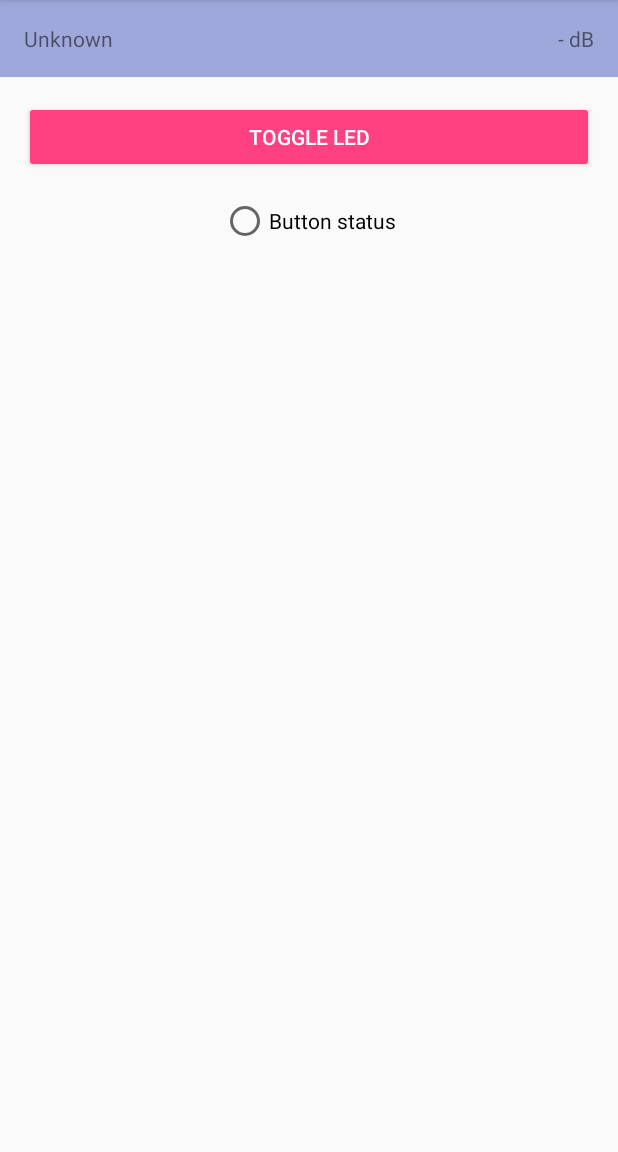
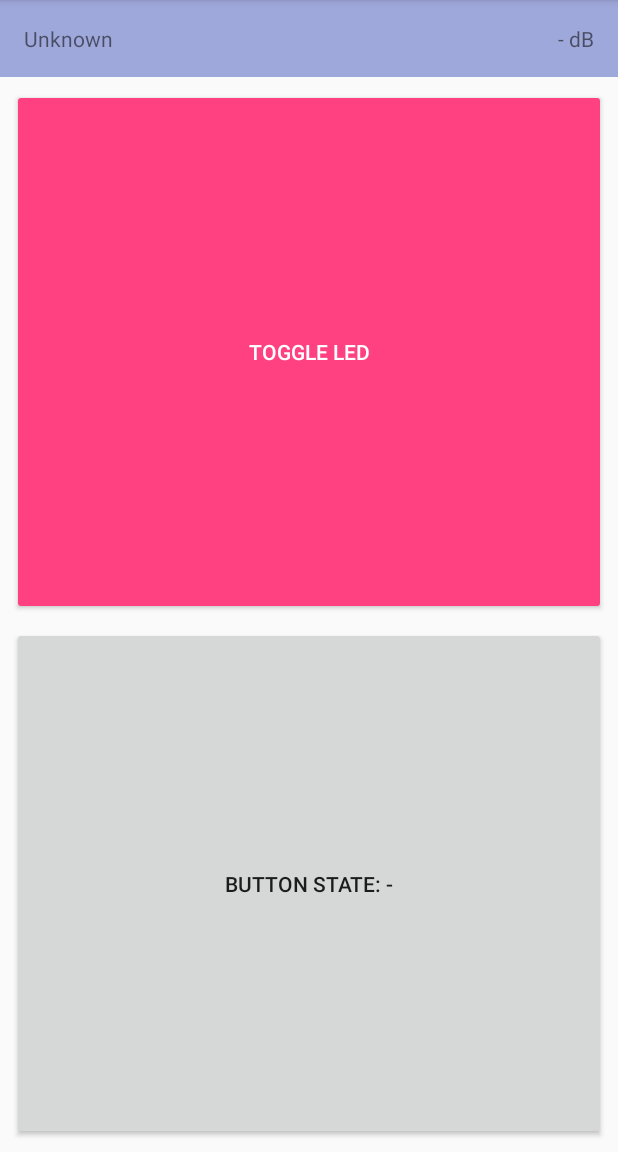
Before and after one commit to konradhalas/lf-cockpit, an Android app: the DeviceActivity screen opened directly, with no data from a screen before it, on a phone screen of 412 x 824 dp, the part 84-1236 px from its top. Run offline under Robolectric (Android 15) with nearby library versions, the phone set to English and light mode, and no system bars; our stand-ins replace Dagger/Hilt's generated code; libraries missing offline, so code that uses them is left out: com.polidea.rxandroidble, rx.android.schedulers, rx.subscriptions; 10 statements that could not run were skipped.

```diff
--- a/app/src/main/AndroidManifest.xml
+++ b/app/src/main/AndroidManifest.xml
@@ -3,6 +3,7 @@
     package="pl.konradhalas.lfcockpit">
 
     <application
+        android:name=".App"
         android:allowBackup="true"
         android:icon="@mipmap/ic_launcher"
         android:label="@string/app_name"
--- /dev/null
+++ b/app/src/main/java/pl/konradhalas/lfcockpit/App.kt
@@ -0,0 +1,21 @@
+package pl.konradhalas.lfcockpit
+
+import android.app.Application
+import android.content.Context
+import pl.konradhalas.lfcockpit.di.AppComponent
+import pl.konradhalas.lfcockpit.di.AppModule
+import pl.konradhalas.lfcockpit.di.DaggerAppComponent
+
+class App : Application() {
+
+    val component: AppComponent by lazy {
+        DaggerAppComponent
+                .builder()
+                .appModule(AppModule(this))
+                .build()
+    }
+
+    companion object {
+        fun getComponent(ctx: Context): AppComponent = (ctx.applicationContext as App).component
+    }
+}
--- /dev/null
+++ b/app/src/main/java/pl/konradhalas/lfcockpit/BaseActivity.kt
@@ -0,0 +1,21 @@
+package pl.konradhalas.lfcockpit
+
+import android.os.Bundle
+import android.support.v7.app.AppCompatActivity
+import pl.konradhalas.lfcockpit.di.PresenterComponent
+
+abstract class BaseActivity : AppCompatActivity() {
+    private var component: PresenterComponent? = null
+
+    override fun onCreate(savedInstanceState: Bundle?) {
+        super.onCreate(savedInstanceState)
+        setComponent()
+    }
+
+    fun setComponent() {
+        component = App.getComponent(this).plus()
+        performInjection(component!!)
+    }
+
+    protected abstract fun performInjection(component: PresenterComponent)
+}
--- a/app/src/main/java/pl/konradhalas/lfcockpit/DeviceActivity.kt
+++ b/app/src/main/java/pl/konradhalas/lfcockpit/DeviceActivity.kt
@@ -4,30 +4,36 @@ import android.content.Context
 import android.content.Intent
 import android.os.Bundle
 import android.support.design.widget.Snackbar
-import android.support.v7.app.AppCompatActivity
 import android.view.Menu
 import android.widget.Button
 import android.widget.LinearLayout
-import android.widget.RadioButton
 import android.widget.TextView
+import pl.konradhalas.lfcockpit.di.PresenterComponent
 import pl.konradhalas.lfcockpit.presenters.DevicePresenter
 import pl.konradhalas.lfcockpit.presenters.DeviceViewModel
+import javax.inject.Inject
 
 
-class DeviceActivity : AppCompatActivity(), DevicePresenter.UI {
+class DeviceActivity : BaseActivity(), DevicePresenter.UI {
+
     private val contentView by lazy { findViewById(R.id.content) as LinearLayout }
     private val signalView by lazy { findViewById(R.id.signal) as TextView }
     private val stateView by lazy { findViewById(R.id.state) as TextView }
     private val toggleButton by lazy { findViewById(R.id.toggle_button) as Button }
-    private val buttonStatus by lazy { findViewById(R.id.button_status) as RadioButton }
+    private val buttonStatus by lazy { findViewById(R.id.button_status) as Button }
 
-    lateinit private var presenter: DevicePresenter
+    @Inject
+    lateinit var presenter: DevicePresenter
+
+    override fun performInjection(component: PresenterComponent) {
+        component.inject(this)
+    }
 
     override fun onCreate(savedInstanceState: Bundle?) {
         super.onCreate(savedInstanceState)
+        presenter.setup(this)
         setContentView(R.layout.activity_device)
         title = getDevice().name
-        presenter = DevicePresenter(this, this)
         toggleButton.setOnClickListener { presenter.toggleLed() }
     }
 
@@ -43,7 +49,7 @@ class DeviceActivity : AppCompatActivity(), DevicePresenter.UI {
     }
 
     override fun showData(data: String) {
-        buttonStatus.isChecked = !buttonStatus.isChecked
+        buttonStatus.text = "Button state: $data"
     }
 
     override fun showError(error: String) {
--- /dev/null
+++ b/app/src/main/java/pl/konradhalas/lfcockpit/di/AppComponent.kt
@@ -0,0 +1,10 @@
+package pl.konradhalas.lfcockpit.di
+
+import dagger.Component
+
+
+@Component(modules = arrayOf(AppModule::class))
+@AppScoped
+interface AppComponent {
+    fun plus(): PresenterComponent
+}
--- /dev/null
+++ b/app/src/main/java/pl/konradhalas/lfcockpit/di/AppModule.kt
@@ -0,0 +1,18 @@
+package pl.konradhalas.lfcockpit.di
+
+import android.content.Context
+import com.polidea.rxandroidble.RxBleClient
+import dagger.Module
+import dagger.Provides
+
+@Module
+class AppModule(val context: Context) {
+
+    @Provides
+    @AppScoped
+    fun provideRxBleClient(): RxBleClient = RxBleClient.create(context)
+
+    @Provides
+    @AppScoped
+    fun provideContext(): Context = context
+}
--- /dev/null
+++ b/app/src/main/java/pl/konradhalas/lfcockpit/di/PresenterComponent.kt
@@ -0,0 +1,13 @@
+package pl.konradhalas.lfcockpit.di
+
+import dagger.Subcomponent
+import pl.konradhalas.lfcockpit.DeviceActivity
+import pl.konradhalas.lfcockpit.ScanActivity
+
+
+@Subcomponent
+@PresenterScoped
+interface PresenterComponent {
+    fun inject(scanActivity: ScanActivity)
+    fun inject(deviceActivity: DeviceActivity)
+}
--- /dev/null
+++ b/app/src/main/java/pl/konradhalas/lfcockpit/presenters/BasePresenter.kt
@@ -0,0 +1,9 @@
+package pl.konradhalas.lfcockpit.presenters
+
+open class BasePresenter<UI> {
+    protected var ui: UI? = null
+
+    fun setup(uiToAttach: UI) {
+        ui = uiToAttach
+    }
+}
--- a/app/src/main/java/pl/konradhalas/lfcockpit/presenters/DevicePresenter.kt
+++ b/app/src/main/java/pl/konradhalas/lfcockpit/presenters/DevicePresenter.kt
@@ -5,24 +5,27 @@ import android.util.Log
 import com.polidea.rxandroidble.RxBleClient
 import com.polidea.rxandroidble.RxBleConnection
 import com.polidea.rxandroidble.utils.ConnectionSharingAdapter
+import pl.konradhalas.lfcockpit.di.PresenterScoped
 import rx.Observable
 import rx.android.schedulers.AndroidSchedulers
 import rx.subscriptions.CompositeSubscription
 import java.util.*
 import java.util.concurrent.TimeUnit
+import javax.inject.Inject
 
 
-class DevicePresenter(val context: Context, val ui: UI) {
+@PresenterScoped
+class DevicePresenter @Inject constructor(
+        private val context: Context,
+        private val rxBleClient: RxBleClient) : BasePresenter<DevicePresenter.UI>() {
+
     private var compositeSubscription = CompositeSubscription()
     private var connectionObservable: Observable<RxBleConnection>? = null
-    private var rxBleClient: RxBleClient? = null
 
     fun connect() {
         showUnknownState()
-        if (rxBleClient == null) {
-            rxBleClient = RxBleClient.create(context)
-        }
-        val bleDevice = rxBleClient!!.getBleDevice(ui.getDeviceMac())
+        ui?.let { ui ->
+            val bleDevice = rxBleClient.getBleDevice(ui.getDeviceMac())
             connectionObservable = bleDevice
                     .establishConnection(context, false)
                     .compose(ConnectionSharingAdapter())
@@ -60,12 +63,13 @@ class DevicePresenter(val context: Context, val ui: UI) {
                     )
             compositeSubscription.add(connectionStateSubscription)
         }
+    }
 
 
     fun toggleLed() {
         if (connectionObservable != null) {
             connectionObservable!!
-                    .flatMap { it.writeCharacteristic(RX_TX_UUID, "TOOGLE".toByteArray()) }
+                    .flatMap { it.writeCharacteristic(RX_TX_UUID, "T".toByteArray()) }
                     .take(1)
                     .observeOn(AndroidSchedulers.mainThread())
                     .subscribe(
@@ -82,13 +86,15 @@ class DevicePresenter(val context: Context, val ui: UI) {
     }
 
     private fun showUnknownState() {
-        ui.showConnectionStatus("Unknown")
-        ui.showSignalStrength(null)
+        ui?.let {
+            it.showConnectionStatus("Unknown")
+            it.showSignalStrength(null)
+        }
     }
 
     private fun onError(throwable: Throwable) {
         Log.e("DevicePresenter", "error", throwable)
-        ui.showError(throwable.toString())
+        ui?.showError(throwable.toString())
     }
 
     interface UI {
--- a/app/src/main/res/layout/activity_device.xml
+++ b/app/src/main/res/layout/activity_device.xml
@@ -16,7 +16,7 @@
 
         <TextView
             android:id="@+id/state"
-            android:layout_width="match_parent"
+            android:layout_width="0dp"
             android:layout_height="wrap_content"
             android:layout_weight="1"
             tools:text="Connected" />
@@ -25,23 +25,29 @@
             android:id="@+id/signal"
             android:layout_width="wrap_content"
             android:layout_height="wrap_content"
-            android:text="-60 dB" />
+            tools:text="-60 dB" />
 
     </LinearLayout>
 
     <Button
         android:id="@+id/toggle_button"
         android:layout_width="match_parent"
-        android:layout_height="wrap_content"
-        android:layout_margin="16dp"
+        android:layout_height="match_parent"
+        android:layout_marginLeft="8dp"
+        android:layout_marginRight="8dp"
+        android:layout_marginTop="8dp"
+        android:layout_marginBottom="0dp"
         style="@style/Widget.AppCompat.Button.Colored"
-        android:text="Toggle LED" />
+        android:layout_weight="1"
+        android:text="@string/toggle_led" />
 
-    <RadioButton
+    <Button
+        android:layout_weight="1"
         android:id="@+id/button_status"
-        android:layout_width="wrap_content"
-        android:layout_height="wrap_content"
-        android:layout_gravity="center"
-        android:allowUndo="true"
-        android:text="Button status" />
+        android:layout_width="match_parent"
+        android:layout_height="match_parent"
+        android:layout_margin="8dp"
+        android:clickable="false"
+        android:text="@string/button_state" />
+
 </LinearLayout>
--- a/app/src/main/res/values/strings.xml
+++ b/app/src/main/res/values/strings.xml
@@ -8,5 +8,7 @@
     <string name="scan_empty">No devices found. Try again.</string>
     <string name="reconnect">Reconnect</string>
     <string name="disconnect">Disconnect</string>
+    <string name="toggle_led">Toggle LED</string>
+    <string name="button_state">Button state: -</string>
 
 </resources>
--- a/build.gradle
+++ b/build.gradle
@@ -4,6 +4,7 @@ buildscript {
     ext {
         kotlin_version = '1.0.5-2'
         support_version = '24.2.0'
+        dagger_version = '2.4'
     }
     repositories {
         jcenter()
```
Also changed, not shown: app/build.gradle (+18 -2 lines), app/src/main/java/pl/konradhalas/lfcockpit/ScanActivity.kt (+17 -9 lines), app/src/main/java/pl/konradhalas/lfcockpit/di/AppScoped.kt (added, +8 -0 lines), app/src/main/java/pl/konradhalas/lfcockpit/di/PresenterScoped.kt (added, +8 -0 lines), app/src/main/java/pl/konradhalas/lfcockpit/presenters/ScanPresenter.kt (+9 -7 lines). Lines whose indentation alone changed are shown as unchanged.
